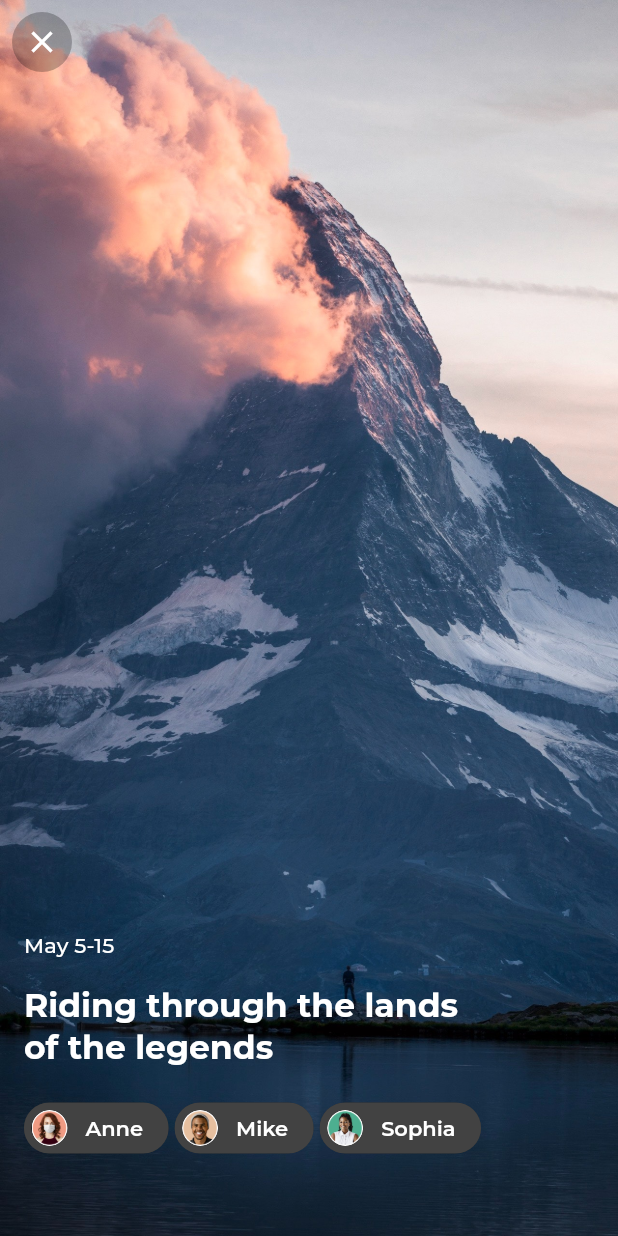
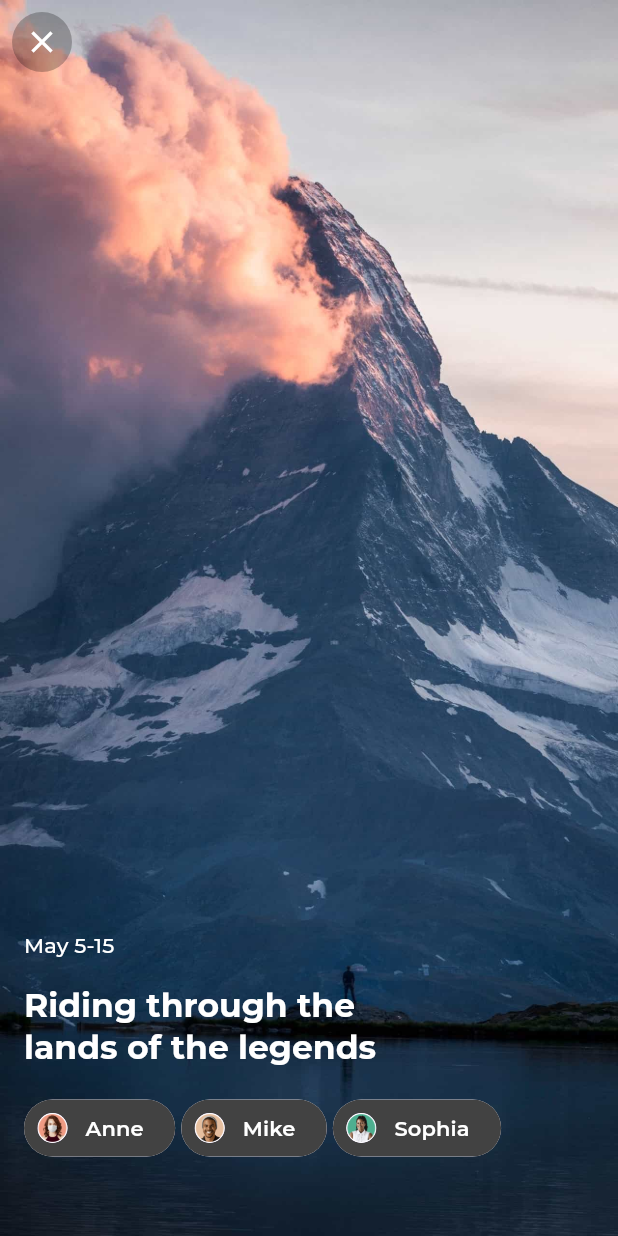
Before and after one commit to faizanje/wander_animation, a Flutter app: the TripDetailsBody screen opened directly, on a phone screen of 412 x 824 dp. Run offline on Flutter 3.47's test engine with Material 2 defaults, Android fonts, the phone set to English and light mode, and no system bars; our stand-ins replace flutter_staggered_animations, google_fonts; network calls fail.

```diff
--- a/lib/pages/trip_details_page.dart
+++ b/lib/pages/trip_details_page.dart
@@ -38,10 +38,13 @@ class _TripDetailsBodyState extends State<TripDetailsBody> with SingleTickerProv
       duration: const Duration(milliseconds: 100),
     );
 
-    _animationController.addStatusListener((status) {
+    _animationController.addStatusListener((status) async {
       if (status == AnimationStatus.completed) {
         // _animationController.reverse();
+        // await Future.delayed(Duration(milliseconds: 100));
+        // if (context.mounted) {
         Navigator.pop(context);
+        // }
       }
     });
     _pageController = PageController();
@@ -168,7 +171,7 @@ class _TripDetailsBodyState extends State<TripDetailsBody> with SingleTickerProv
                   ),
                   const SizedBox(height: 16),
                   FractionallySizedBox(
-                    widthFactor: 0.8,
+                    widthFactor: 0.7,
                     child: Hero(
                       tag: 'title',
                       child: Text(
@@ -183,9 +186,7 @@ class _TripDetailsBodyState extends State<TripDetailsBody> with SingleTickerProv
                 ],
               ),
               const SizedBox(height: 16),
-              Theme(
-                data: ThemeData.dark().copyWith(textTheme: GoogleFonts.montserratTextTheme()),
-                child: Wrap(
+              Wrap(
                 children: [
                   (name: 'Anne', imagePath: Assets.images.ellipse36.path),
                   (name: 'Mike', imagePath: Assets.images.ellipse39.path),
@@ -197,14 +198,16 @@ class _TripDetailsBodyState extends State<TripDetailsBody> with SingleTickerProv
                         child: Hero(
                           tag: e.imagePath,
                           child: Material(
-                              color: Colors.transparent,
+                            type: MaterialType.transparency,
                             child: Chip(
                               backgroundColor: Color.lerp(Colors.white, Colors.grey[800], 1 - height),
-                                shape: StadiumBorder(
+                              shape: const StadiumBorder(
                                 side: BorderSide(
-                                      color:
-                                          Color.lerp(Colors.transparent, Colors.black26, height) ?? Colors.transparent),
+                                    // color: Color.lerp(Colors.red, Colors.black26, height) ?? Colors.transparent,
                                     ),
+                              ),
+                              side: BorderSide(
+                                  color: Color.lerp(Colors.transparent, Colors.black26, height) ?? Colors.transparent),
                               label: Padding(
                                 padding: const EdgeInsets.symmetric(horizontal: 4.0),
                                 child: Text(
@@ -224,7 +227,6 @@ class _TripDetailsBodyState extends State<TripDetailsBody> with SingleTickerProv
                       ),
                     )
                     .toList(),
-                ),
               ),
               const SizedBox(height: 48),
             ],
```
Also changed, not shown: lib/pages/home_page.dart (+21 -14 lines), assets/images/Ellipse 36.png, assets/images/Ellipse 37.png, assets/images/Ellipse 39.png, assets/images/Ellipse 53.png, assets/images/pexels-aleksey-kuprikov-3493777.jpg, assets/images/pexels-trace-hudson-2724664.jpg, 1 other file. Lines whose indentation alone changed are shown as unchanged.
